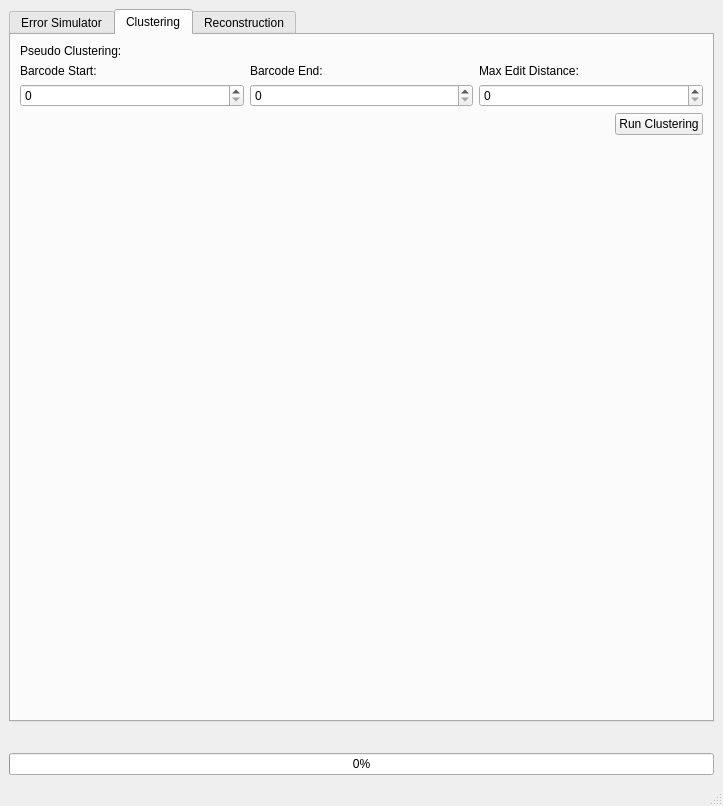
Qt form dnaSimulator/dnaSimulator2.ui (oyerush/DNASimulator) before a commit.
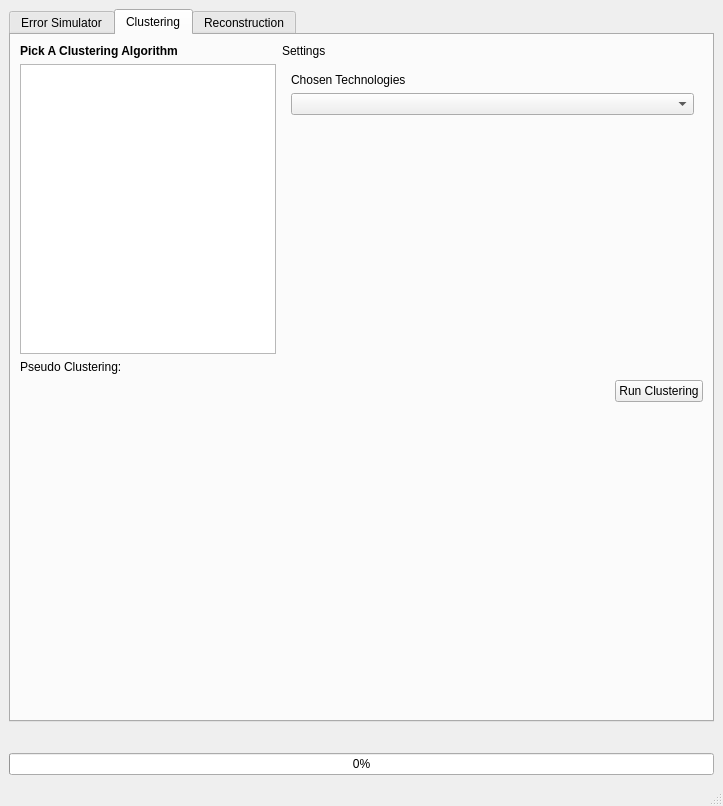
The same form after that commit. The open tabs and pages were chosen to show the change. Custom widgets are drawn as their Qt base class.

Commit message: added clustering gui for tech

Diff of the .ui file:
```diff
--- a/dnaSimulator/dnaSimulator2.ui
+++ b/dnaSimulator/dnaSimulator2.ui
@@ -1012,6 +1012,179 @@
           <string>Clustering</string>
          </attribute>
          <layout class="QVBoxLayout" name="verticalLayout">
+          <item>
+           <layout class="QHBoxLayout" name="real_clustering_horizontalLayout">
+            <item>
+             <layout class="QVBoxLayout" name="pick_clustering_verticalLayout">
+              <item>
+               <widget class="QLabel" name="clustering_pick_label">
+                <property name="font">
+                 <font>
+                  <weight>75</weight>
+                  <bold>true</bold>
+                 </font>
+                </property>
+                <property name="text">
+                 <string>Pick A Clustering Algorithm</string>
+                </property>
+               </widget>
+              </item>
+              <item>
+               <widget class="QListWidget" name="clustering_listWidget">
+                <property name="sizePolicy">
+                 <sizepolicy hsizetype="Preferred" vsizetype="Expanding">
+                  <horstretch>0</horstretch>
+                  <verstretch>0</verstretch>
+                 </sizepolicy>
+                </property>
+               </widget>
+              </item>
+             </layout>
+            </item>
+            <item>
+             <layout class="QVBoxLayout" name="clustering_settings_verticalLayout">
+              <item>
+               <widget class="QLabel" name="clustering_settings_label">
+                <property name="sizePolicy">
+                 <sizepolicy hsizetype="Preferred" vsizetype="Maximum">
+                  <horstretch>0</horstretch>
+                  <verstretch>0</verstretch>
+                 </sizepolicy>
+                </property>
+                <property name="font">
+                 <font>
+                  <weight>50</weight>
+                  <bold>false</bold>
+                 </font>
+                </property>
+                <property name="text">
+                 <string>Settings</string>
+                </property>
+                <property name="alignment">
+                 <set>Qt::AlignLeading|Qt::AlignLeft|Qt::AlignTop</set>
+                </property>
+               </widget>
+              </item>
+              <item>
+               <widget class="QStackedWidget" name="stackedWidget">
+                <property name="frameShape">
+                 <enum>QFrame::NoFrame</enum>
+                </property>
+                <property name="frameShadow">
+                 <enum>QFrame::Plain</enum>
+                </property>
+                <property name="currentIndex">
+                 <number>0</number>
+                </property>
+                <widget class="QWidget" name="pseudoclustering_settings_verticalWidget">
+                 <layout class="QVBoxLayout" name="verticalLayout_8">
+                  <item>
+                   <widget class="QLabel" name="barcode_start_label">
+                    <property name="text">
+                     <string>Barcode Start:</string>
+                    </property>
+                   </widget>
+                  </item>
+                  <item>
+                   <widget class="QSpinBox" name="max_edit_dist_spinBox"/>
+                  </item>
+                  <item>
+                   <widget class="QLabel" name="label_2">
+                    <property name="text">
+                     <string>Barcode End:</string>
+                    </property>
+                   </widget>
+                  </item>
+                  <item>
+                   <widget class="QSpinBox" name="barcode_end_spinBox"/>
+                  </item>
+                  <item>
+                   <widget class="QLabel" name="label_3">
+                    <property name="text">
+                     <string>Max Edit Distance:</string>
+                    </property>
+                   </widget>
+                  </item>
+                  <item>
+                   <widget class="QSpinBox" name="barcode_start_spinBox"/>
+                  </item>
+                  <item>
+                   <spacer name="verticalSpacer_5">
+                    <property name="orientation">
+                     <enum>Qt::Vertical</enum>
+                    </property>
+                    <property name="sizeHint" stdset="0">
+                     <size>
+                      <width>20</width>
+                      <height>40</height>
+                     </size>
+                    </property>
+                   </spacer>
+                  </item>
+                 </layout>
+                </widget>
+                <widget class="QWidget" name="realclustering_settings_verticalWidget">
+                 <property name="sizePolicy">
+                  <sizepolicy hsizetype="Preferred" vsizetype="Preferred">
+                   <horstretch>0</horstretch>
+                   <verstretch>0</verstretch>
+                  </sizepolicy>
+                 </property>
+                 <layout class="QVBoxLayout" name="verticalLayout_9">
+                  <item>
+                   <widget class="QLabel" name="label_5">
+                    <property name="text">
+                     <string>Chosen Technologies</string>
+                    </property>
+                    <property name="alignment">
+                     <set>Qt::AlignLeading|Qt::AlignLeft|Qt::AlignTop</set>
+                    </property>
+                   </widget>
+                  </item>
+                  <item>
+                   <widget class="QComboBox" name="technology_comboBox">
+                    <property name="sizePolicy">
+                     <sizepolicy hsizetype="Preferred" vsizetype="Preferred">
+                      <horstretch>0</horstretch>
+                      <verstretch>0</verstretch>
+                     </sizepolicy>
+                    </property>
+                   </widget>
+                  </item>
+                  <item>
+                   <spacer name="verticalSpacer_6">
+                    <property name="orientation">
+                     <enum>Qt::Vertical</enum>
+                    </property>
+                    <property name="sizeHint" stdset="0">
+                     <size>
+                      <width>20</width>
+                      <height>40</height>
+                     </size>
+                    </property>
+                   </spacer>
+                  </item>
+                 </layout>
+                </widget>
+               </widget>
+              </item>
+              <item>
+               <spacer name="verticalSpacer_7">
+                <property name="orientation">
+                 <enum>Qt::Vertical</enum>
+                </property>
+                <property name="sizeHint" stdset="0">
+                 <size>
+                  <width>20</width>
+                  <height>40</height>
+                 </size>
+                </property>
+               </spacer>
+              </item>
+             </layout>
+            </item>
+           </layout>
+          </item>
           <item>
            <layout class="QVBoxLayout" name="clustering_tab_verticalLayout">
             <item>
@@ -1022,38 +1195,7 @@
              </widget>
             </item>
             <item>
-             <layout class="QGridLayout" name="pseudo_clustering_gridLayout">
-              <item row="0" column="1">
-               <widget class="QLabel" name="label_2">
-                <property name="text">
-                 <string>Barcode End:</string>
-                </property>
-               </widget>
-              </item>
-              <item row="1" column="1">
-               <widget class="QSpinBox" name="barcode_end_spinBox"/>
-              </item>
-              <item row="0" column="0">
-               <widget class="QLabel" name="barcode_start_label">
-                <property name="text">
-                 <string>Barcode Start:</string>
-                </property>
-               </widget>
-              </item>
-              <item row="1" column="2">
-               <widget class="QSpinBox" name="max_edit_dist_spinBox"/>
-              </item>
-              <item row="0" column="2">
-               <widget class="QLabel" name="label_3">
-                <property name="text">
-                 <string>Max Edit Distance:</string>
-                </property>
-               </widget>
-              </item>
-              <item row="1" column="0">
-               <widget class="QSpinBox" name="barcode_start_spinBox"/>
-              </item>
-             </layout>
+             <layout class="QGridLayout" name="pseudo_clustering_gridLayout"/>
             </item>
            </layout>
           </item>
```
Left out of the diff: 2 changed lines with no effect on the pictures. The commit also changes 2 other files.
